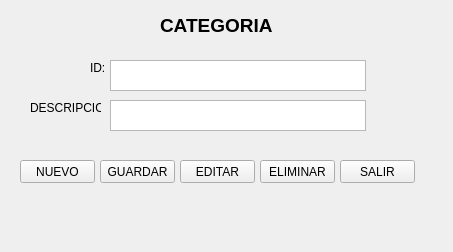
First picture: the form in AppBiblioteca/frmcategoria.ui, repository ksoriano55/BiblioData, before the edit.
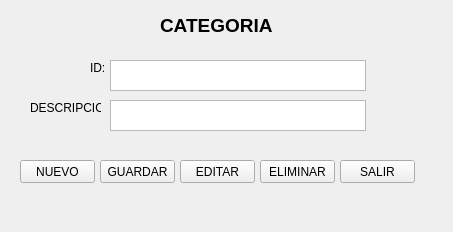
Second picture: the form after the edit.

What changed in the file:
```diff
--- a/AppBiblioteca/frmcategoria.ui
+++ b/AppBiblioteca/frmcategoria.ui
@@ -7,7 +7,7 @@
     <x>0</x>
     <y>0</y>
     <width>453</width>
-    <height>252</height>
+    <height>232</height>
    </rect>
   </property>
   <property name="windowTitle">
```
Left out of the diff: 14 changed lines with no effect on the pictures.
